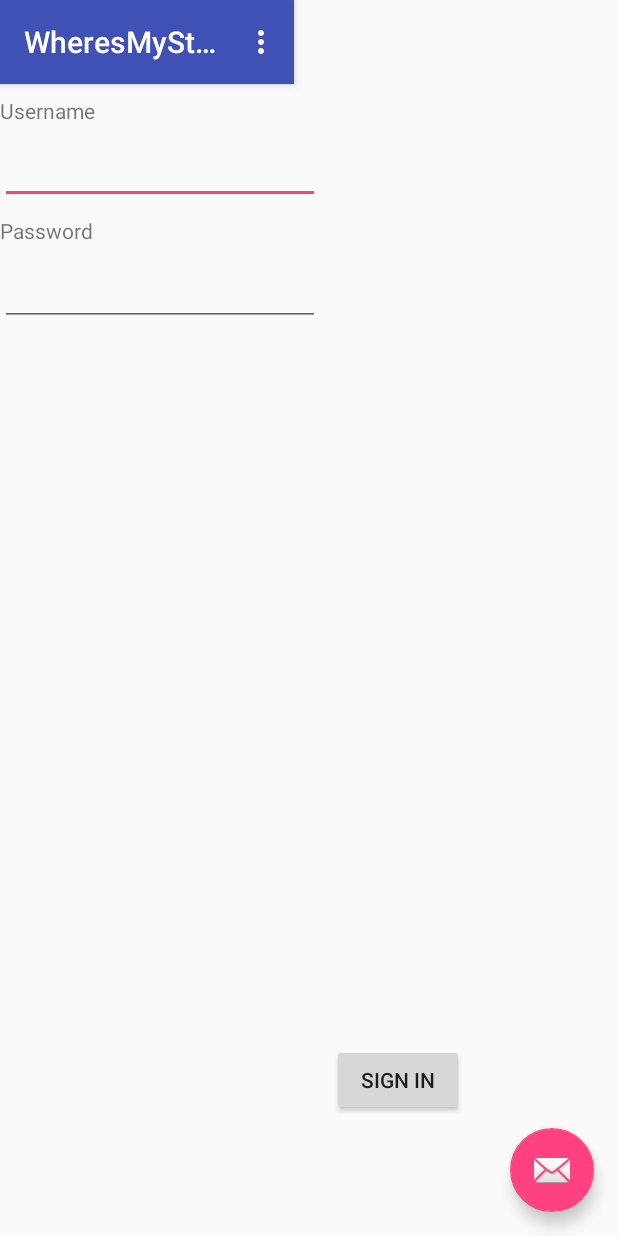
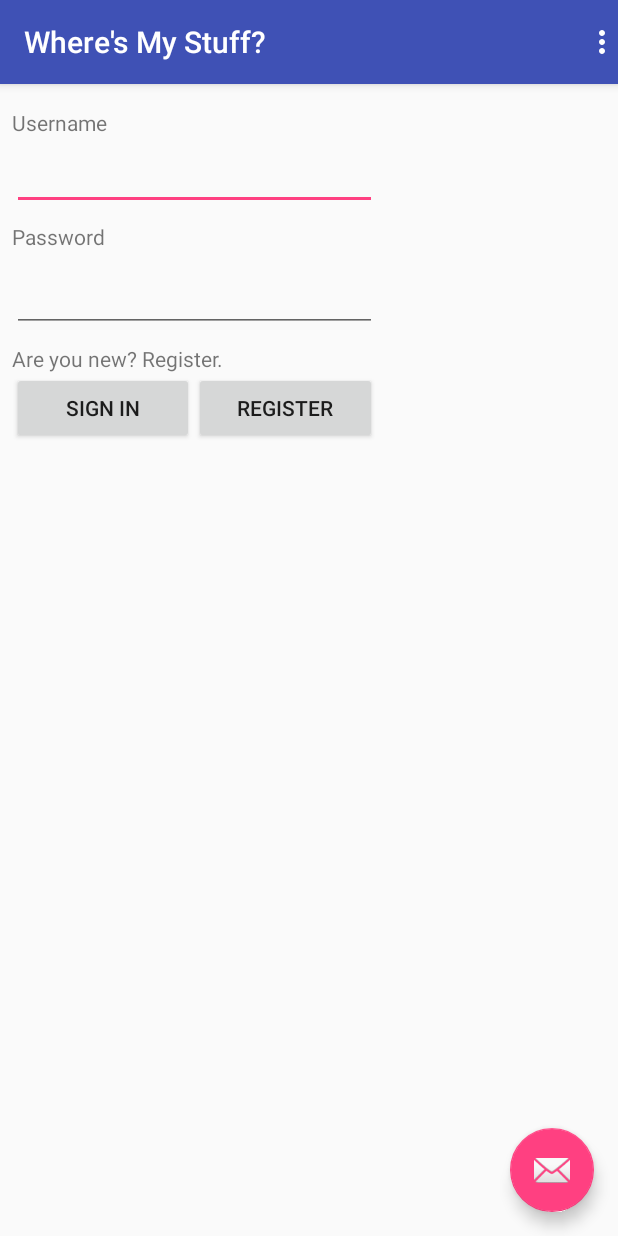
Before and after one commit to higgins-j/WheresMyStuff, an Android app: the screen it shows after launch (MainActivity), on a phone screen of 412 x 824 dp. Run offline under Robolectric (Android 15) with nearby library versions, the phone set to English and light mode, and no system bars.

Commit message:
Res changes. -Added Register button, which is currently nonfunctional. Team needs to decide how this will work. -Added horizontal LinearLayout inside the vertical LinearLayout to contain the sign in and register buttons.

```diff
--- a/app/src/main/AndroidManifest.xml
+++ b/app/src/main/AndroidManifest.xml
@@ -5,13 +5,13 @@
     <application
         android:allowBackup="true"
         android:icon="@mipmap/ic_launcher"
-        android:label="@string/app_name"
+        android:label="Where's My Stuff?"
         android:roundIcon="@mipmap/ic_launcher_round"
         android:supportsRtl="true"
         android:theme="@style/AppTheme">
         <activity
             android:name=".controller.MainActivity"
-            android:label="@string/app_name"
+            android:label="Where's My Stuff?"
             android:theme="@style/AppTheme.NoActionBar">
             <intent-filter>
                 <action android:name="android.intent.action.MAIN" />
--- a/app/src/main/res/layout/activity_main.xml
+++ b/app/src/main/res/layout/activity_main.xml
@@ -13,7 +13,7 @@
 
         <android.support.v7.widget.Toolbar
             android:id="@+id/toolbar"
-            android:layout_width="match_parent"
+            android:layout_width="423dp"
             android:layout_height="?attr/actionBarSize"
             android:background="?attr/colorPrimary"
             app:popupTheme="@style/AppTheme.PopupOverlay" />
--- a/app/src/main/res/layout/content_main.xml
+++ b/app/src/main/res/layout/content_main.xml
@@ -10,12 +10,16 @@
 
     <LinearLayout
         android:id="@+id/linearLayout"
-        android:layout_width="0dp"
-        android:layout_height="439dp"
+        android:layout_width="243dp"
+        android:layout_height="443dp"
+        android:layout_marginLeft="8dp"
+        android:layout_marginStart="8dp"
+        android:layout_marginTop="8dp"
         android:orientation="vertical"
         android:weightSum="1"
-        tools:layout_editor_absoluteX="8dp"
-        tools:layout_editor_absoluteY="8dp">
+        app:layout_constraintLeft_toLeftOf="parent"
+        app:layout_constraintTop_toTopOf="parent"
+        tools:layout_editor_absoluteY="9dp">
 
         <TextView
             android:id="@+id/textView"
@@ -50,17 +54,41 @@
             android:ems="10"
             android:inputType="textPassword"
             tools:layout_editor_absoluteX="16dp" />
+
+        <TextView
+            android:id="@+id/textView3"
+            android:layout_width="match_parent"
+            android:layout_height="20dp"
+            android:layout_marginTop="8dp"
+            android:layout_weight="0.01"
+            android:text="Are you new? Register."
+            tools:layout_editor_absoluteX="16dp" />
+
+        <LinearLayout
+            android:layout_width="match_parent"
+            android:layout_height="match_parent"
+            android:layout_weight="0.01"
+            android:orientation="horizontal"
+            tools:layout_editor_absoluteX="8dp"
+            tools:layout_editor_absoluteY="8dp">
+
+            <Button
+                android:id="@+id/signinbutton"
+                android:layout_width="wrap_content"
+                android:layout_height="wrap_content"
+                android:layout_weight="0.37"
+                android:text="Sign In"
+                tools:layout_editor_absoluteY="203dp" />
+
+            <Button
+                android:id="@+id/registerbutton"
+                android:layout_width="wrap_content"
+                android:layout_height="wrap_content"
+                android:layout_weight="0.37"
+                android:text="Register"
+                tools:layout_editor_absoluteX="231dp" />
+        </LinearLayout>
+
     </LinearLayout>
 
-    <Button
-        android:id="@+id/signinbutton"
-        android:layout_width="wrap_content"
-        android:layout_height="wrap_content"
-        android:layout_marginBottom="80dp"
-        android:layout_marginLeft="23dp"
-        android:layout_marginStart="8dp"
-        android:text="Sign In"
-        app:layout_constraintBottom_toBottomOf="parent"
-        app:layout_constraintLeft_toRightOf="@+id/linearLayout" />
-
 </android.support.constraint.ConstraintLayout>
```
